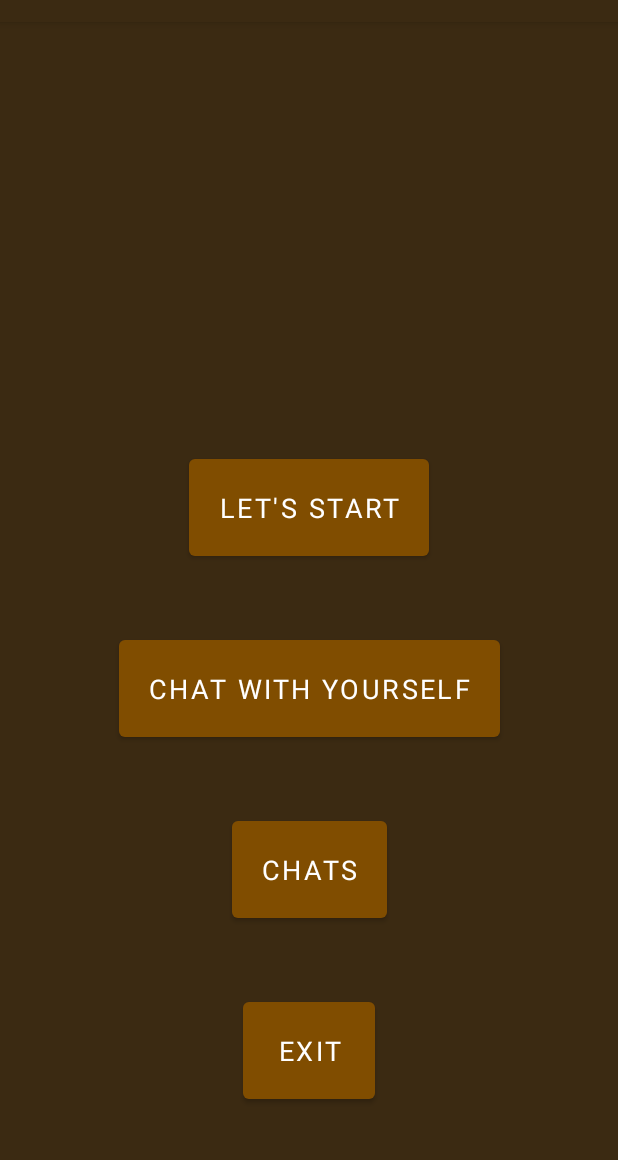
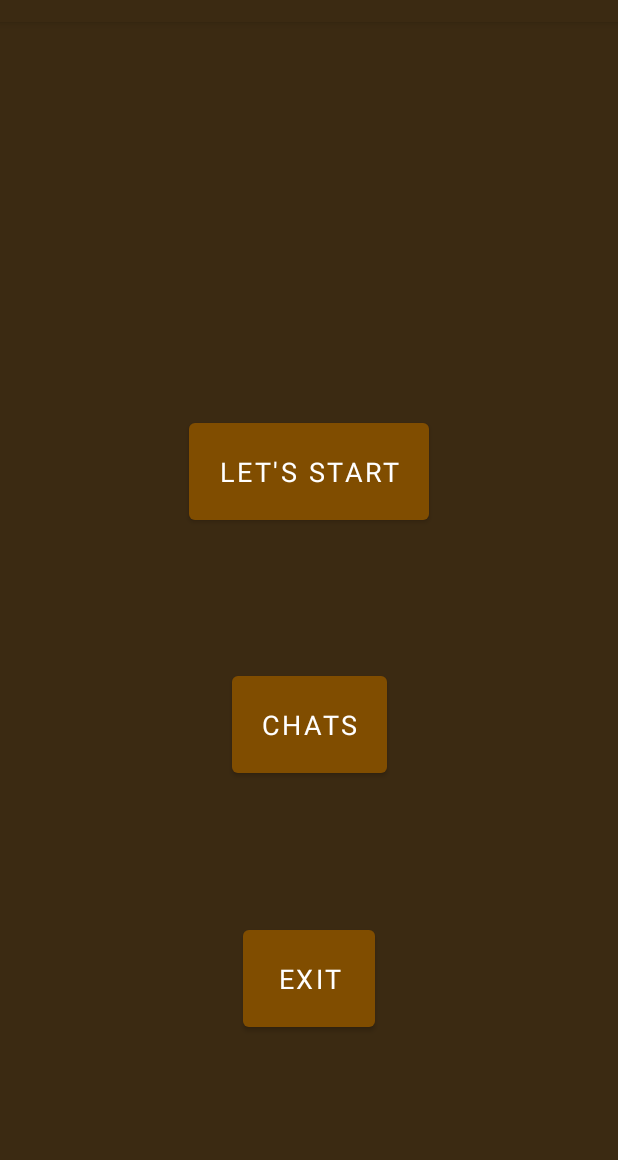
Before and after one commit to MForystek/BITEhack-mobile, an Android app: the screen it shows after launch (WelcomeActivity), on a phone screen of 412 x 824 dp, the part 62-1222 px from its top. Run offline under Robolectric (Android 15) with nearby library versions, the phone set to English and light mode, and no system bars.

Commit message:
deleted chat with yourself

```diff
--- a/app/src/main/java/com/dfs/dfsbitehackmobile/activity/WelcomeActivity.java
+++ b/app/src/main/java/com/dfs/dfsbitehackmobile/activity/WelcomeActivity.java
@@ -20,19 +20,12 @@ public class WelcomeActivity extends AppCompatActivity {
 
     private void initializeComponents() {
         Button startButton = findViewById(R.id.startButton);
-        Button singleChatButton = findViewById(R.id.singleChatButton);
         Button chatsListButton = findViewById(R.id.chatsListButton);
         Button exitButton = findViewById(R.id.exitButton);
 
         startButton.setOnClickListener(view -> {
             Intent matchIntent = new Intent(WelcomeActivity.this, MatchActivity.class);
             WelcomeActivity.this.startActivity(matchIntent);
-        });
-
-        singleChatButton.setOnClickListener(view -> {
-            Intent chatIntent = new Intent(WelcomeActivity.this, ChatActivity.class);
-            chatIntent.putExtra("nick", ""); //todo: when this is moved to separate class, pass nick of person that user is chatting with.
-            WelcomeActivity.this.startActivity(chatIntent);
         });
 
         chatsListButton.setOnClickListener(view -> {
--- a/app/src/main/res/layout/activity_welcome.xml
+++ b/app/src/main/res/layout/activity_welcome.xml
@@ -18,23 +18,12 @@
         app:layout_constraintEnd_toEndOf="parent" />
 
     <Button
-        android:id="@+id/singleChatButton"
-        android:layout_width="wrap_content"
-        android:layout_height="wrap_content"
-        android:padding="20dp"
-        android:text="@string/chat_button_caption"
-        app:layout_constraintTop_toBottomOf="@+id/startButton"
-        app:layout_constraintBottom_toTopOf="@+id/chatsListButton"
-        app:layout_constraintStart_toStartOf="parent"
-        app:layout_constraintEnd_toEndOf="parent" />
-
-    <Button
         android:id="@+id/chatsListButton"
         android:layout_width="wrap_content"
         android:layout_height="wrap_content"
         android:text="@string/chats"
         android:padding="20dp"
-        app:layout_constraintTop_toBottomOf="@+id/singleChatButton"
+        app:layout_constraintTop_toBottomOf="@+id/startButton"
         app:layout_constraintBottom_toTopOf="@id/exitButton"
         app:layout_constraintStart_toStartOf="parent"
         app:layout_constraintEnd_toEndOf="parent" />
```
